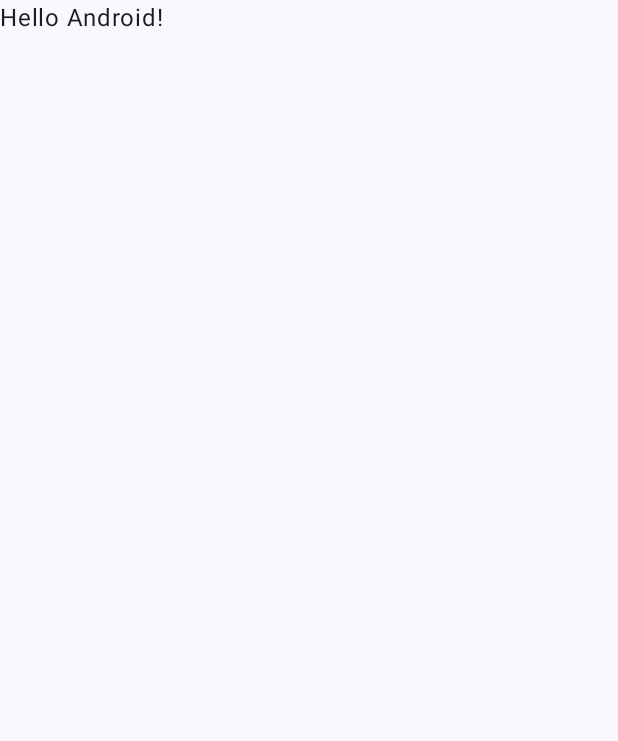
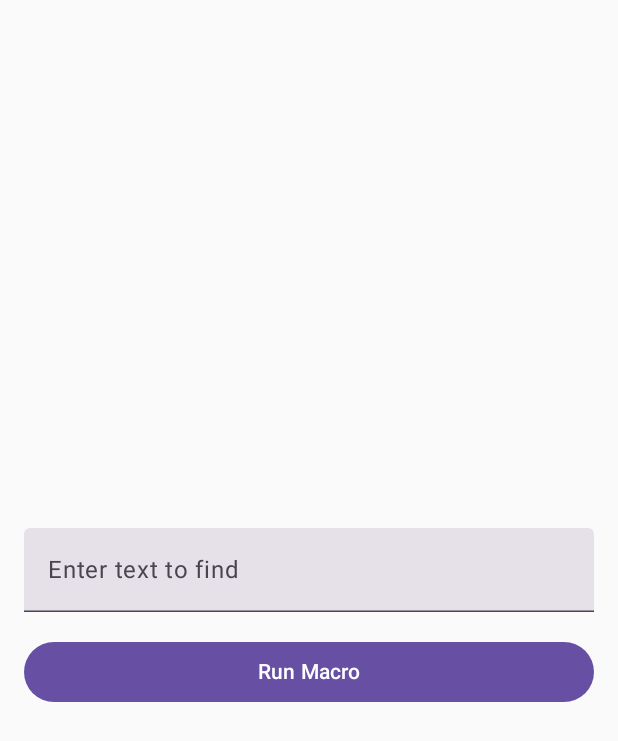
Before and after one commit to scsc-init/homapage_init_kakao_app, an Android app built with Jetpack Compose: the screen it shows after launch (MainActivity), on a phone screen of 412 x 824 dp. Before the commit the part shown is almost empty. Shown: the top 741 px of the screen. Run offline under Robolectric (Android 15) with nearby library versions, the phone set to English and light mode, and no system bars.

```diff
--- a/app/build.gradle.kts
+++ b/app/build.gradle.kts
@@ -12,7 +12,7 @@ android {
 
     defaultConfig {
         applicationId = "dev.scsc.init.kakaobot"
-        minSdk = 24
+        minSdk = 31
         targetSdk = 36
         versionCode = 1
         versionName = "1.0"
--- a/app/src/main/java/dev/scsc/init/kakaobot/MainActivity.kt
+++ b/app/src/main/java/dev/scsc/init/kakaobot/MainActivity.kt
@@ -1,29 +1,57 @@
 package dev.scsc.init.kakaobot
 
+import android.content.Intent
 import android.os.Bundle
+import android.provider.Settings
 import androidx.activity.ComponentActivity
 import androidx.activity.compose.setContent
-import androidx.activity.enableEdgeToEdge
+import androidx.compose.foundation.layout.Arrangement
+import androidx.compose.foundation.layout.Column
+import androidx.compose.foundation.layout.Spacer
 import androidx.compose.foundation.layout.fillMaxSize
+import androidx.compose.foundation.layout.fillMaxWidth
+import androidx.compose.foundation.layout.height
 import androidx.compose.foundation.layout.padding
-import androidx.compose.material3.Scaffold
+import androidx.compose.material3.Button
 import androidx.compose.material3.Text
+import androidx.compose.material3.TextField
 import androidx.compose.runtime.Composable
+import androidx.compose.runtime.getValue
+import androidx.compose.runtime.mutableStateOf
+import androidx.compose.runtime.remember
+import androidx.compose.runtime.setValue
+import androidx.compose.ui.Alignment
 import androidx.compose.ui.Modifier
-import androidx.compose.ui.tooling.preview.Preview
-import dev.scsc.init.kakaobot.ui.theme.KakaobotTheme
+import androidx.compose.ui.unit.dp
+import dev.scsc.init.kakaobot.util.AccessibilityUtil
 
 class MainActivity : ComponentActivity() {
     override fun onCreate(savedInstanceState: Bundle?) {
         super.onCreate(savedInstanceState)
-        enableEdgeToEdge()
+
+        // Check and request accessibility permission
+        if (!AccessibilityUtil.isAccessibilityServiceEnabled(
+                this,
+                MyAccessibilityService::class.java
+            )
+        ) {
+            // Open accessibility settings so user can enable service
+            val intent = Intent(Settings.ACTION_ACCESSIBILITY_SETTINGS)
+            intent.flags = Intent.FLAG_ACTIVITY_NEW_TASK
+            startActivity(intent)
+        }
+
         setContent {
-            KakaobotTheme {
-                Scaffold(modifier = Modifier.fillMaxSize()) { innerPadding ->
-                    Greeting(
-                        name = "Android",
-                        modifier = Modifier.padding(innerPadding)
-                    )
+            MacroAppUI { inputText ->
+                if (inputText.isNotBlank()) {
+                    // Pass text to AccessibilityService
+                    MyAccessibilityService.setTargetText(inputText)
+                    // Launch KakaoTalk
+                    val launchIntent = packageManager.getLaunchIntentForPackage("com.kakao.talk")
+                    if (launchIntent != null) {
+                        launchIntent.addFlags(Intent.FLAG_ACTIVITY_NEW_TASK or Intent.FLAG_ACTIVITY_CLEAR_TASK)
+                        startActivity(launchIntent)
+                    }
                 }
             }
         }
@@ -31,17 +59,31 @@ class MainActivity : ComponentActivity() {
 }
 
 @Composable
-fun Greeting(name: String, modifier: Modifier = Modifier) {
-    Text(
-        text = "Hello $name!",
-        modifier = modifier
-    )
-}
+fun MacroAppUI(onRunClicked: (String) -> Unit) {
+    var text by remember { mutableStateOf("") }
 
-@Preview(showBackground = true)
-@Composable
-fun GreetingPreview() {
-    KakaobotTheme {
-        Greeting("Android")
+    Column(
+        modifier =
+            Modifier
+                .fillMaxSize()
+                .padding(16.dp),
+        horizontalAlignment = Alignment.CenterHorizontally,
+        verticalArrangement = Arrangement.Center,
+    ) {
+        TextField(
+            value = text,
+            onValueChange = { text = it },
+            label = { Text("Enter text to find") },
+            modifier = Modifier.fillMaxWidth(),
+        )
+
+        Spacer(modifier = Modifier.height(16.dp))
+
+        Button(
+            onClick = { onRunClicked(text) },
+            modifier = Modifier.fillMaxWidth(),
+        ) {
+            Text("Run Macro")
+        }
     }
 }
--- /dev/null
+++ b/app/src/main/java/dev/scsc/init/kakaobot/util/AccessibilityUtil.kt
@@ -0,0 +1,30 @@
+package dev.scsc.init.kakaobot.util
+
+import android.content.Context
+import android.provider.Settings
+import android.text.TextUtils
+
+object AccessibilityUtil {
+    fun isAccessibilityServiceEnabled(
+        context: Context,
+        service: Class<*>,
+    ): Boolean {
+        val expectedComponentName = "${context.packageName}/${service.name}"
+        val enabledServices =
+            Settings.Secure.getString(
+                context.contentResolver,
+                Settings.Secure.ENABLED_ACCESSIBILITY_SERVICES,
+            )
+        if (enabledServices.isNullOrEmpty()) return false
+
+        val splitter = TextUtils.SimpleStringSplitter(':')
+        splitter.setString(enabledServices)
+        while (splitter.hasNext()) {
+            val componentName = splitter.next()
+            if (componentName.equals(expectedComponentName, ignoreCase = true)) {
+                return true
+            }
+        }
+        return false
+    }
+}
--- a/app/src/main/res/values/strings.xml
+++ b/app/src/main/res/values/strings.xml
@@ -1,3 +1,4 @@
 <resources>
     <string name="app_name">Kakaobot</string>
+    <string name="accessibility_service_description">카카오톡 봇 실행을 위해 접근성 권한이 필요합니다.</string>
 </resources>
```
Also changed, not shown: app/src/main/AndroidManifest.xml (+18 -0 lines), app/src/main/java/dev/scsc/init/kakaobot/MyAccessibilityService.kt (added, +59 -0 lines), app/src/main/res/xml/accessibility_service_config.xml (added, +11 -0 lines).
